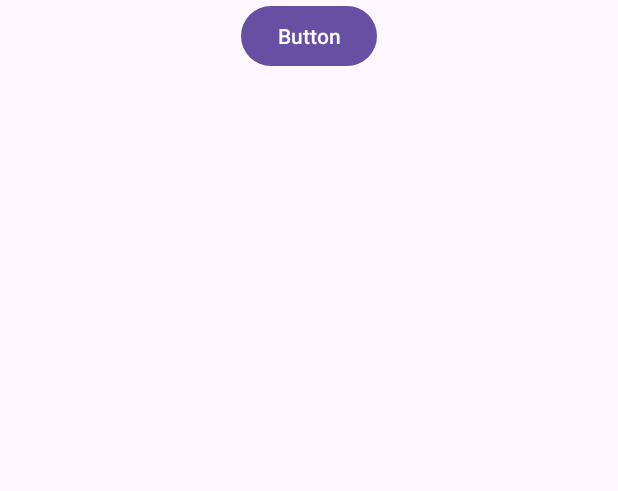
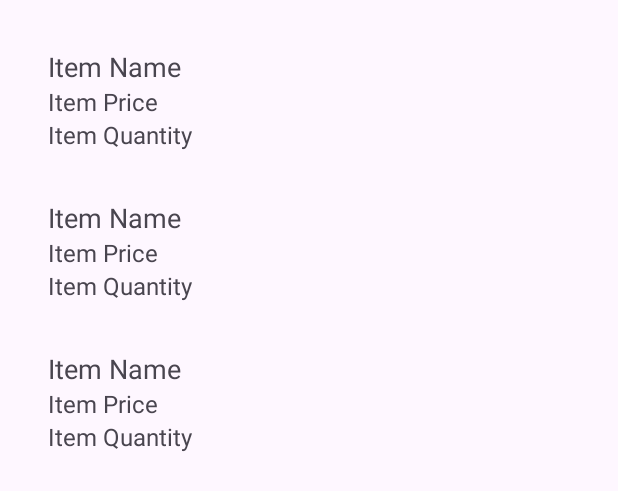
Before and after one commit to cmscoutinho/android-baby-words, an Android app: the layout activity_main.xml on its own in the app's theme, with its tools: preview values and no code run, on a phone screen of 412 x 824 dp. Shown: the top 491 px of the screen. Run offline under Robolectric (Android 15) with nearby library versions, the phone set to English and light mode, and no system bars.

Commit message:
create item view file and configure recycler view

```diff
--- a/app/src/main/res/layout/activity_main.xml
+++ b/app/src/main/res/layout/activity_main.xml
@@ -1,17 +1,13 @@
 <?xml version="1.0" encoding="utf-8"?>
-<androidx.coordinatorlayout.widget.CoordinatorLayout xmlns:android="http://schemas.android.com/apk/res/android"
+<androidx.recyclerview.widget.RecyclerView xmlns:android="http://schemas.android.com/apk/res/android"
+    xmlns:app="http://schemas.android.com/apk/res-auto"
     xmlns:tools="http://schemas.android.com/tools"
-    xmlns:app="http://schemas.android.com/apk/res-auto"
+
+    android:layout_width="match_parent"
+    android:layout_height="match_parent"
+    android:layout_margin="16dp"
+    tools:listitem="@layout/item_view">
 
 
-    android:layout_width="match_parent"
-    android:layout_height="match_parent">
 
-
-    <Button
-        android:id="@+id/activity_main_button_test"
-        android:layout_width="wrap_content"
-        android:layout_height="wrap_content"
-        android:layout_gravity="center_horizontal"
-        android:text="Button" />
-</androidx.coordinatorlayout.widget.CoordinatorLayout>
+</androidx.recyclerview.widget.RecyclerView>
--- /dev/null
+++ b/app/src/main/res/layout/item_view.xml
@@ -0,0 +1,28 @@
+<?xml version="1.0" encoding="utf-8"?>
+<LinearLayout xmlns:android="http://schemas.android.com/apk/res/android"
+    android:layout_width="match_parent"
+    android:layout_height="wrap_content"
+    android:orientation="vertical"
+    android:padding="16dp">
+
+    <TextView
+        android:id="@+id/itemName"
+        android:layout_width="wrap_content"
+        android:layout_height="wrap_content"
+        android:text="Item Name"
+        android:textSize="18sp" />
+
+    <TextView
+        android:id="@+id/itemPrice"
+        android:layout_width="wrap_content"
+        android:layout_height="wrap_content"
+        android:text="Item Price"
+        android:textSize="16sp" />
+
+    <TextView
+        android:id="@+id/itemQuantity"
+        android:layout_width="wrap_content"
+        android:layout_height="wrap_content"
+        android:text="Item Quantity"
+        android:textSize="16sp" />
+</LinearLayout>
```
